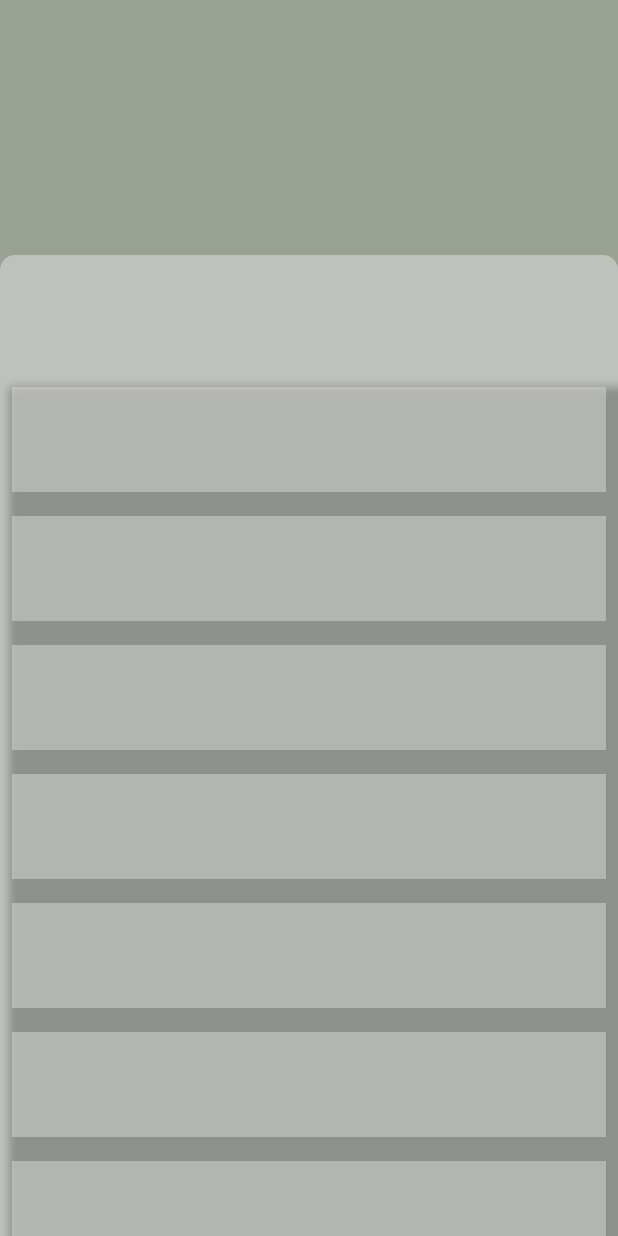
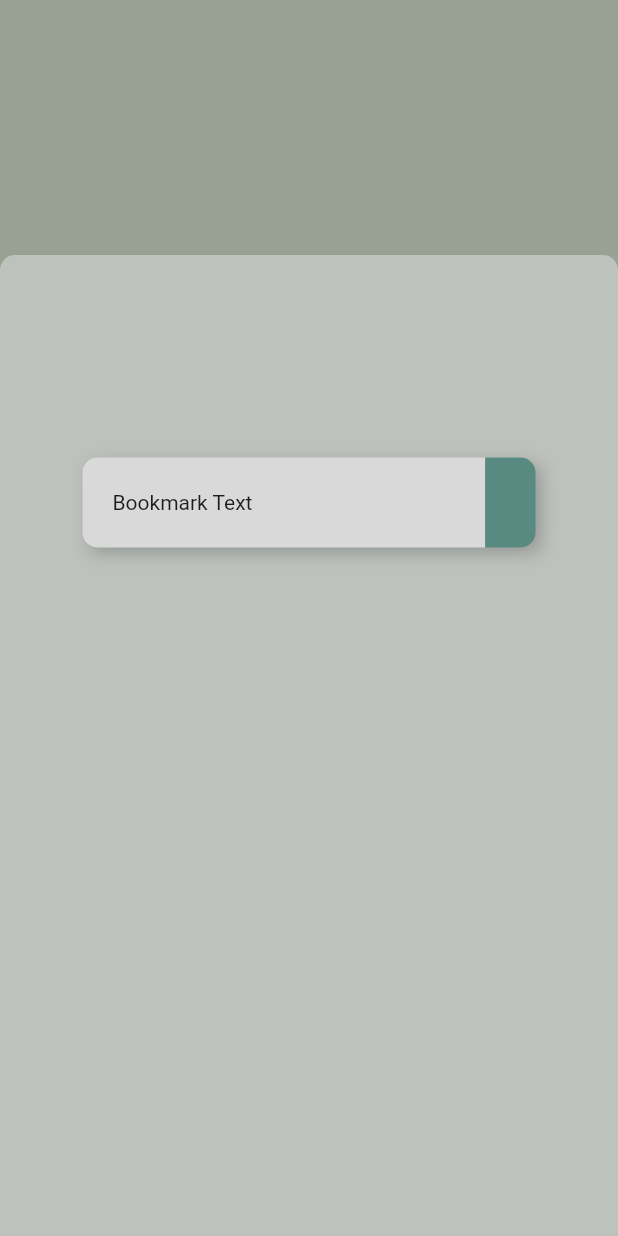
Before and after one commit to sev-n/Legal-Ease-Ius-Criminale, a Flutter app: the BookMark screen opened directly, on a phone screen of 412 x 824 dp. Run offline on Flutter 3.47's test engine with Material 2 defaults, Android fonts, the phone set to English and light mode, and no system bars; our stand-ins replace smooth_page_indicator.

Commit message:
bookmark section & pages

```diff
--- a/lib/src/pages/sidenavpages/book_marks.dart
+++ /dev/null
@@ -1,16 +0,0 @@
-import 'package:flutter/material.dart';
-
-class Books extends StatelessWidget {
-  const Books({super.key, required child});
-
-  @override
-  Widget build(BuildContext context) {
-    return Padding(
-      padding: const EdgeInsets.all(8.0),
-      child: Container(
-        height: 70,
-        color: const Color(0xffD9D9D9).withOpacity(0.5),
-      ),
-    );
-  }
-}
--- a/lib/src/pages/sidenavpages/bookmark.dart
+++ /dev/null
@@ -1,89 +0,0 @@
-import 'package:flutter/material.dart';
-import 'book_marks.dart';
-
-class BookMark extends StatelessWidget {
-  BookMark({super.key});
-  final List _posts = [
-    'item 1',
-    'item 2',
-    'item 3',
-    'item 4',
-    'item 5',
-    'item 6',
-    'item 7',
-    'item 8'
-  ];
-
-  @override
-  Widget build(BuildContext context) {
-    return SafeArea(
-      child: Scaffold(
-        resizeToAvoidBottomInset: false,
-        body: Align(
-          alignment: Alignment.topCenter,
-          child: Stack(children: [
-            Container(
-                width: MediaQuery.of(context).size.width,
-                height: MediaQuery.of(context).size.height,
-                decoration: const BoxDecoration(
-                  color: Color(0xff97a294),
-                ),
-                // !alert insert items here
-                child: null),
-
-            // *LOGO CODE
-
-            // *LOGO CODE
-
-            Align(
-              alignment: Alignment.bottomCenter,
-              child: SizedBox(
-                width: MediaQuery.of(context).size.width,
-                height: MediaQuery.of(context).size.height - 170,
-                child: Container(
-                  decoration: BoxDecoration(
-                    color: const Color(0xCCD9D9D9).withAlpha(150),
-                    borderRadius: const BorderRadius.only(
-                      topLeft: Radius.circular(10),
-                      topRight: Radius.circular(10),
-                    ),
-                  ),
-                  // !alert: insert items here!
-                  child: Align(
-                    alignment: Alignment.bottomCenter,
-                    child: SizedBox(
-                        width: MediaQuery.of(context).size.width,
-                        height: MediaQuery.of(context).size.height - 250,
-
-                        // *BOOKMARK LIST CODE
-                        child: Expanded(
-                          child: Container(
-                            decoration: const BoxDecoration(boxShadow: [
-                              BoxShadow(
-                                color: Colors.black26,
-                                offset: Offset(6, 8),
-                                blurRadius: 4,
-                              )
-                            ]),
-                            child: ListView.builder(
-                              itemCount: _posts.length,
-                              itemBuilder: (context, index) {
-                                return Books(
-                                  child: _posts[index],
-                                );
-                              },
-                            ),
-                          ),
-                        )
-                        // *BOOKMARK LIST CODE
-                        ),
-                  ),
-                ),
-              ),
-            ),
-          ]),
-        ),
-      ),
-    );
-  }
-}
--- /dev/null
+++ b/lib/src/pages/sidenavpages/bookmark/bookmark.dart
@@ -0,0 +1,63 @@
+import 'package:flutter/material.dart';
+import 'package:legalease_matrimonial/src/pages/sidenavpages/bookmark/bookmarklist.dart';
+
+class BookMark extends StatelessWidget {
+  const BookMark({super.key});
+
+  @override
+  Widget build(BuildContext context) {
+    return SafeArea(
+      child: Scaffold(
+        resizeToAvoidBottomInset: false,
+        body: Align(
+          alignment: Alignment.topCenter,
+          child: Stack(
+            children: [
+              Container(
+                  width: MediaQuery.of(context).size.width,
+                  height: MediaQuery.of(context).size.height,
+                  decoration: const BoxDecoration(
+                    color: Color(0xff97a294),
+                  ),
+                  // !alert insert items here
+                  child: null),
+
+              // *LOGO CODE
+
+              // *LOGO CODE
+
+              Align(
+                alignment: Alignment.bottomCenter,
+                child: SizedBox(
+                  width: MediaQuery.of(context).size.width,
+                  height: MediaQuery.of(context).size.height - 170,
+                  child: Container(
+                    decoration: BoxDecoration(
+                      color: const Color(0xCCD9D9D9).withAlpha(150),
+                      borderRadius: const BorderRadius.only(
+                        topLeft: Radius.circular(10),
+                        topRight: Radius.circular(10),
+                      ),
+                    ),
+                    // !alert: insert items here!
+                    child: Align(
+                      alignment: Alignment.bottomCenter,
+                      child: SizedBox(
+                        width: MediaQuery.of(context).size.width,
+                        height: MediaQuery.of(context).size.height - 250,
+
+                        // *BOOKMARK LIST CODE
+                        child: const BookmarkList(),
+                        // *BOOKMARK LIST CODE
+                      ),
+                    ),
+                  ),
+                ),
+              ),
+            ],
+          ),
+        ),
+      ),
+    );
+  }
+}
--- /dev/null
+++ b/lib/src/pages/sidenavpages/bookmark/bookmarklist.dart
@@ -0,0 +1,64 @@
+import 'package:flutter/material.dart';
+
+class BookmarkList extends StatelessWidget {
+  const BookmarkList({super.key});
+
+  @override
+  Widget build(BuildContext context) {
+    return ListView(
+      children: [
+        Container(
+          height: 60,
+          width: double.infinity,
+          margin: const EdgeInsets.fromLTRB(55, 55, 55, 0),
+          decoration: BoxDecoration(
+            boxShadow: const [
+              BoxShadow(
+                color: Colors.black26,
+                offset: Offset(4.0, 4.0),
+                blurRadius: 10.0,
+                spreadRadius: -2.0,
+              )
+            ],
+            borderRadius: BorderRadius.circular(0.5),
+          ),
+          child: Row(
+            children: [
+              Expanded(
+                flex: 8,
+                child: Container(
+                  height: 60,
+                  decoration: const BoxDecoration(
+                    color: Color(0xffD9D9D9),
+                    borderRadius: BorderRadius.only(
+                        topLeft: Radius.circular(10.0),
+                        bottomLeft: Radius.circular(10.0)),
+                  ),
+                  child: Align(
+                    alignment: Alignment.centerLeft,
+                    child: Container(
+                      padding: const EdgeInsets.only(left: 20.0),
+                      child: const Text("Bookmark Text"),
+                    ),
+                  ),
+                ),
+              ),
+              Expanded(
+                flex: 1,
+                child: Container(
+                  height: 60,
+                  decoration: const BoxDecoration(
+                    color: Color(0xff598A82),
+                    borderRadius: BorderRadius.only(
+                        topRight: Radius.circular(10.0),
+                        bottomRight: Radius.circular(10.0)),
+                  ),
+                ),
+              ),
+            ],
+          ),
+        ),
+      ],
+    );
+  }
+}
--- a/lib/src/sidenav.dart
+++ b/lib/src/sidenav.dart
@@ -1,6 +1,6 @@
 import 'package:flutter/material.dart';
 import 'package:legalease_matrimonial/src/pages/sidenavpages/articles.dart';
-import 'package:legalease_matrimonial/src/pages/sidenavpages/bookmark.dart';
+import 'package:legalease_matrimonial/src/pages/sidenavpages/bookmark/bookmark.dart';
 
 class Sidenav extends StatelessWidget {
   const Sidenav({super.key});
@@ -92,7 +92,7 @@ class Sidenav extends StatelessWidget {
                               Navigator.push(
                                 context,
                                 MaterialPageRoute(
-                                  builder: (context) => BookMark(),
+                                  builder: (context) => const BookMark(),
                                 ),
                               );
                             },
--- a/lib/src/welcome_screen.dart
+++ b/lib/src/welcome_screen.dart
@@ -5,7 +5,6 @@ import 'package:legalease_matrimonial/src/pages/welcome_page_1.dart';
 import 'package:legalease_matrimonial/src/pages/welcome_page_2.dart';
 import 'package:legalease_matrimonial/src/pages/welcome_page_3.dart';
 import 'package:smooth_page_indicator/smooth_page_indicator.dart';
-import 'package:legalease_matrimonial/src/sidenav.dart';
 
 // todo: need to review, might not be a good approach.
 final PageController _controller = PageController(initialPage: 0);
```
